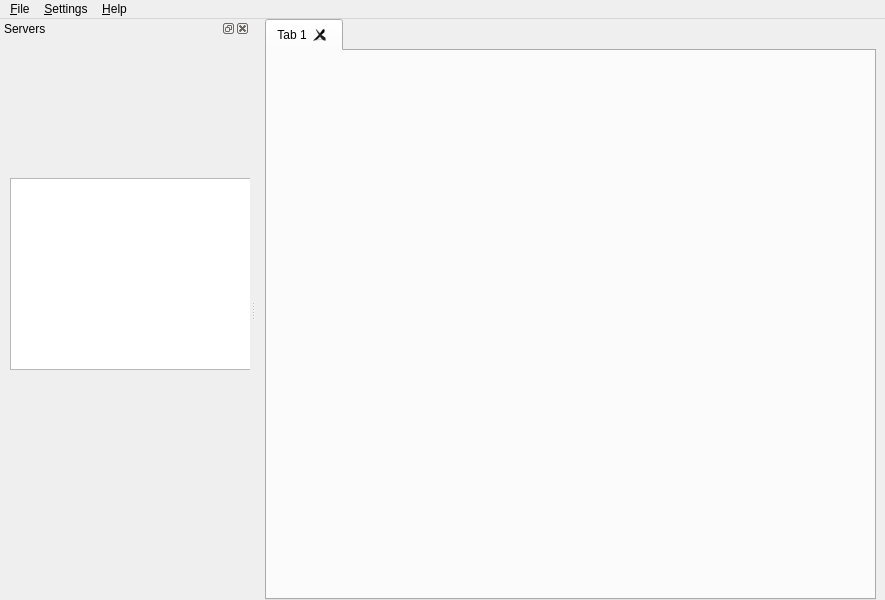
Qt form sqlantaresia/SQLAntaresiaWindow.ui (mtorromeo/sqlantaresia) before a commit.
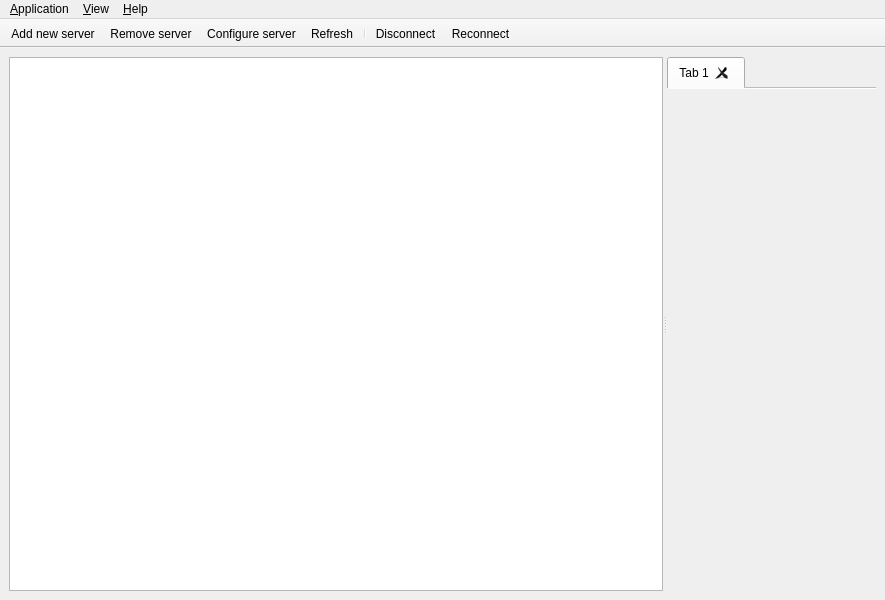
The same form after that commit. Icons and pictures are not drawn.

What changed in the file:
```diff
--- a/sqlantaresia/SQLAntaresiaWindow.ui
+++ b/sqlantaresia/SQLAntaresiaWindow.ui
@@ -25,18 +25,39 @@
     <normaloff>:/32/icons/server-database.png</normaloff>:/32/icons/server-database.png</iconset>
   </property>
   <widget class="QWidget" name="centralwidget">
-   <layout class="QVBoxLayout" name="verticalLayout">
-    <property name="topMargin">
-     <number>0</number>
-    </property>
-    <property name="bottomMargin">
-     <number>0</number>
-    </property>
-    <item>
+   <layout class="QGridLayout" name="gridLayout">
+    <item row="0" column="0">
+     <widget class="QSplitter" name="splitter">
+      <property name="orientation">
+       <enum>Qt::Horizontal</enum>
+      </property>
+      <widget class="QTreeView" name="treeView">
+       <property name="contextMenuPolicy">
+        <enum>Qt::CustomContextMenu</enum>
+       </property>
+       <property name="selectionMode">
+        <enum>QAbstractItemView::ExtendedSelection</enum>
+       </property>
+       <property name="rootIsDecorated">
+        <bool>false</bool>
+       </property>
+       <property name="headerHidden">
+        <bool>true</bool>
+       </property>
+       <attribute name="headerMinimumSectionSize">
+        <number>1</number>
+       </attribute>
+       <attribute name="headerStretchLastSection">
+        <bool>false</bool>
+       </attribute>
+      </widget>
      <widget class="QTabWidget" name="tabsWidget">
       <property name="currentIndex">
        <number>0</number>
       </property>
+       <property name="documentMode">
+        <bool>true</bool>
+       </property>
       <property name="tabsClosable">
        <bool>true</bool>
       </property>
@@ -49,6 +70,7 @@
        </attribute>
       </widget>
      </widget>
+     </widget>
     </item>
    </layout>
   </widget>
@@ -63,7 +85,7 @@
    </property>
    <widget class="QMenu" name="menu_File">
     <property name="title">
-     <string>&amp;File</string>
+     <string>&amp;Application</string>
     </property>
     <addaction name="actionQuit"/>
    </widget>
@@ -74,9 +96,9 @@
     <addaction name="actionAboutSQLAntaresia"/>
     <addaction name="actionAboutQt"/>
    </widget>
-   <widget class="QMenu" name="menu_Settings">
+   <widget class="QMenu" name="menu_View">
     <property name="title">
-     <string>&amp;Settings</string>
+     <string>&amp;View</string>
     </property>
     <addaction name="actionShowDatabases"/>
     <addaction name="actionShowStatusbar"/>
@@ -84,52 +106,32 @@
     <addaction name="actionConfigureSQLAntaresia"/>
    </widget>
    <addaction name="menu_File"/>
-   <addaction name="menu_Settings"/>
+   <addaction name="menu_View"/>
    <addaction name="menu_Help"/>
   </widget>
-  <widget class="QDockWidget" name="dockWidget">
-   <property name="minimumSize">
-    <size>
-     <width>250</width>
-     <height>180</height>
-    </size>
-   </property>
+  <widget class="QToolBar" name="toolBar">
    <property name="windowTitle">
-    <string>Servers</string>
+    <string>toolBar</string>
    </property>
-   <attribute name="dockWidgetArea">
-    <number>1</number>
-   </attribute>
-   <widget class="QWidget" name="dockWidgetContents">
-    <widget class="QTreeView" name="treeView">
-     <property name="geometry">
-      <rect>
-       <x>10</x>
-       <y>140</y>
-       <width>256</width>
-       <height>192</height>
-      </rect>
-     </property>
-     <property name="contextMenuPolicy">
-      <enum>Qt::CustomContextMenu</enum>
-     </property>
-     <property name="selectionMode">
-      <enum>QAbstractItemView::ExtendedSelection</enum>
-     </property>
-     <property name="rootIsDecorated">
+   <property name="movable">
       <bool>false</bool>
      </property>
-     <property name="headerHidden">
-      <bool>true</bool>
-     </property>
-     <attribute name="headerMinimumSectionSize">
-      <number>1</number>
-     </attribute>
-     <attribute name="headerStretchLastSection">
+   <property name="toolButtonStyle">
+    <enum>Qt::ToolButtonTextBesideIcon</enum>
+   </property>
+   <attribute name="toolBarArea">
+    <enum>TopToolBarArea</enum>
+   </attribute>
+   <attribute name="toolBarBreak">
       <bool>false</bool>
      </attribute>
-    </widget>
-   </widget>
+   <addaction name="actionAddConnection"/>
+   <addaction name="actionRemoveConnection"/>
+   <addaction name="actionConfigureConnection"/>
+   <addaction name="actionRefresh"/>
+   <addaction name="separator"/>
+   <addaction name="actionDisconnect"/>
+   <addaction name="actionReconnect"/>
   </widget>
   <action name="actionRefreshTableList">
    <property name="icon">
```
Left out of the diff: 53 changed lines with no effect on the pictures. Lines whose indentation alone changed are shown as unchanged.
